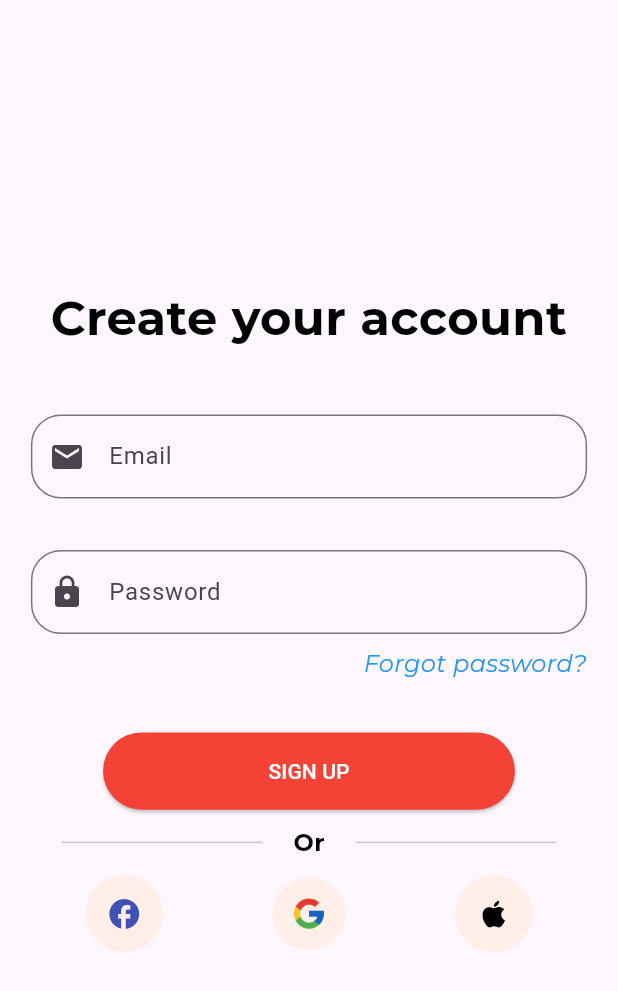
After one commit to JasmineVan/Hotelier, a Flutter app: the SignupPage screen opened directly, after a tap on "More signup options", on a phone screen of 412 x 824 dp. The commit adds this screen. Shown: the top 991 px of the screen. Run offline on Flutter 3.47's test engine with Material 3 defaults, Android fonts, the phone set to English and light mode, and no system bars; our stand-ins replace get, google_fonts.

Commit message:
Add Signup other page

```diff
--- a/lib/main.dart
+++ b/lib/main.dart
@@ -4,6 +4,7 @@ import 'package:hotelier/views/guide_1_page.dart';
 import 'package:hotelier/views/guide_2_page.dart';
 import 'package:hotelier/views/guide_3_page.dart';
 import 'package:hotelier/views/intro_page.dart';
+import 'package:hotelier/views/signup_other_page.dart';
 import 'package:hotelier/views/signup_page.dart';
 import 'package:hotelier/views/welcome_page.dart';
 
--- /dev/null
+++ b/lib/views/signup_other_page.dart
@@ -0,0 +1,179 @@
+import 'dart:math';
+import 'package:flutter/material.dart';
+import 'package:google_fonts/google_fonts.dart';
+
+class SignupOtherPage extends StatefulWidget {
+  const SignupOtherPage({Key? key}) : super(key: key);
+
+  @override
+  State<SignupOtherPage> createState() => _SignupOtherPageState();
+}
+
+class _SignupOtherPageState extends State<SignupOtherPage> {
+  @override
+  Widget build(BuildContext context) {
+    double maxWidth = MediaQuery.sizeOf(context).width;
+    double maxHeight = MediaQuery.sizeOf(context).height;
+
+    return Scaffold(
+      body: Container(
+        margin: EdgeInsets.only(left: maxWidth / 20, right: maxWidth / 20),
+        child: Column(
+          mainAxisAlignment: MainAxisAlignment.center,
+          children: [
+            Center(
+              child: Text(
+                "Create your account",
+                style: GoogleFonts.montserrat(
+                    textStyle: const TextStyle(
+                      fontWeight: FontWeight.bold,
+                      color: Colors.black,
+                      fontSize: 32.0,
+                    )),
+                textAlign: TextAlign.center,
+              ),
+            ),
+            Container(
+              margin: EdgeInsets.only(top: maxHeight/20, bottom: maxHeight/24),
+              child: SizedBox(
+                width: maxWidth * 90/100,
+                child: TextField(
+                  decoration: InputDecoration(
+                    prefixIcon: const Icon(Icons.email),
+                    border: OutlineInputBorder(
+                      borderSide: BorderSide(color: Colors.grey.withOpacity(0.5), width: 1.0, style: BorderStyle.solid),
+                      borderRadius: BorderRadius.circular(20.0),
+                    ),
+                      labelText: 'Email',
+                    counterText: '',
+                  ),
+                  onTap: () {},
+                  maxLength: 50,
+                  textInputAction: TextInputAction.next,
+                  keyboardType: TextInputType.emailAddress,
+                ),
+              ),
+            ),
+            SizedBox(
+              width: maxWidth * 90/100,
+              child: TextField(
+                decoration: InputDecoration(
+                  prefixIcon: const Icon(Icons.lock),
+                  border: OutlineInputBorder(
+                    borderSide: BorderSide(color: Colors.grey.withOpacity(0.5), width: 1.0, style: BorderStyle.solid),
+                    borderRadius: BorderRadius.circular(20.0),
+                  ),
+                  labelText: 'Password',
+                  counterText: '',
+                ),
+                onTap: () {},
+                maxLength: 16,
+                textInputAction: TextInputAction.done,
+                keyboardType: TextInputType.emailAddress,
+                obscureText: true,
+              ),
+            ),
+            Container(
+              margin: EdgeInsets.only(top: maxHeight/100, bottom: maxHeight/24),
+              child: Align(
+                alignment: AlignmentDirectional.centerEnd,
+                child: Text(
+                  "Forgot password?",
+                  style: GoogleFonts.montserrat(
+                      textStyle: const TextStyle(
+                        fontStyle: FontStyle.italic,
+                        // fontWeight: FontWeight.bold,
+                        color: Colors.blue,
+                        fontSize: 16.0,
+                      )),
+                  textAlign: TextAlign.center,
+                ),
+              ),
+            ),
+            SizedBox(
+              width: maxWidth *2/3,
+              height: maxHeight / 16,
+              child: ElevatedButton(
+                onPressed: () {},
+                style: ElevatedButton.styleFrom(
+                  backgroundColor: Colors.red,
+                ),
+                child: const Text(
+                  'SIGN UP',
+                  style: TextStyle(color: Colors.white),
+                ),
+              ),
+            ),
+            Container(
+              margin: EdgeInsets.only(top: maxHeight/80, bottom: maxHeight/80),
+              child: Row(
+                children: [
+                  Expanded(child: Container(
+                    margin: EdgeInsets.only(left: maxWidth/20, right: maxWidth/20),
+                      child: const Divider())),
+                  Text(
+                    "Or",
+                    style: GoogleFonts.montserrat(
+                        textStyle: const TextStyle(
+                          fontWeight: FontWeight.bold,
+                          color: Colors.black,
+                          fontSize: 16.0,
+                        )),
+                    textAlign: TextAlign.center,
+                  ),
+                  Expanded(child: Container(
+                      margin: EdgeInsets.only(left: maxWidth/20, right: maxWidth/20),
+                      child: const Divider())),
+                ],
+              ),
+            ),
+            Row(
+              mainAxisAlignment: MainAxisAlignment.spaceAround,
+              children: [
+                Container(
+                  width: maxWidth/8,
+                  height: maxHeight/16,
+                  decoration: const BoxDecoration(
+                    color: Color(0xffFFEFE8),
+                    shape: BoxShape.circle,
+                  ),
+                  child: const Icon(
+                    Icons.facebook,
+                    color: Color(0xff3f51b5),
+                  ),
+                ),
+                CircleAvatar(
+                  radius: (
+                      sqrt(pow(maxWidth/8, 2) + pow(maxHeight/16, 2))/3
+                  ),
+                  backgroundColor: const Color(0xffFFEFE8),
+                  child: const CircleAvatar(
+                    radius: 12.0,
+                    backgroundImage: AssetImage('assets/icons/google.png'),
+                    backgroundColor: Colors.transparent,
+                  ),
+                ),
+                Container(
+                  width: maxWidth/8,
+                  height: maxHeight/16,
+                  decoration: const BoxDecoration(
+                    color: Color(0xffFFEFE8),
+                    shape: BoxShape.circle,
+                  ),
+                  child: const Icon(
+                    Icons.apple,
+                    color: Colors.black,
+                  ),
+                ),
+              ],
+            )
+          ],
+        ),
+      ),
+    );
+  }
+}
+
+void toForgotPassword(){
+
+}
--- a/lib/views/signup_page.dart
+++ b/lib/views/signup_page.dart
@@ -1,5 +1,7 @@
 import 'package:flutter/material.dart';
+import 'package:get/get.dart';
 import 'package:google_fonts/google_fonts.dart';
+import 'package:hotelier/views/signup_other_page.dart';
 
 class SignupPage extends StatefulWidget {
   const SignupPage({Key? key}) : super(key: key);
@@ -146,7 +148,12 @@ class _LoginPageState extends State<SignupPage> {
             ),
             Container(
               margin: EdgeInsets.only(top: maxHeight/80, bottom: maxHeight/80),
-              child: Text(
+              child: Row(
+                children: [
+                  Expanded(child: Container(
+                      margin: EdgeInsets.only(left: maxWidth/20, right: maxWidth/20),
+                      child: const Divider())),
+                  Text(
                     "Or",
                     style: GoogleFonts.montserrat(
                         textStyle: const TextStyle(
@@ -156,8 +163,15 @@ class _LoginPageState extends State<SignupPage> {
                         )),
                     textAlign: TextAlign.center,
                   ),
+                  Expanded(child: Container(
+                      margin: EdgeInsets.only(left: maxWidth/20, right: maxWidth/20),
+                      child: const Divider())),
+                ],
               ),
-            Text(
+            ),
+            GestureDetector(
+              onTap: () => toOtherOptions(),
+              child: Text(
                 "More signup options",
                 style: GoogleFonts.montserrat(
                     textStyle: const TextStyle(
@@ -166,9 +180,14 @@ class _LoginPageState extends State<SignupPage> {
                     )),
                 textAlign: TextAlign.center,
               ),
+            ),
           ],
         ),
       ),
     );
   }
 }
+
+void toOtherOptions(){
+  Get.to(const SignupOtherPage());
+}
```
Also changed, not shown: SignupOtherPage.png (added), SignupPage.png, 1 other file. Lines whose indentation alone changed are shown as unchanged.
